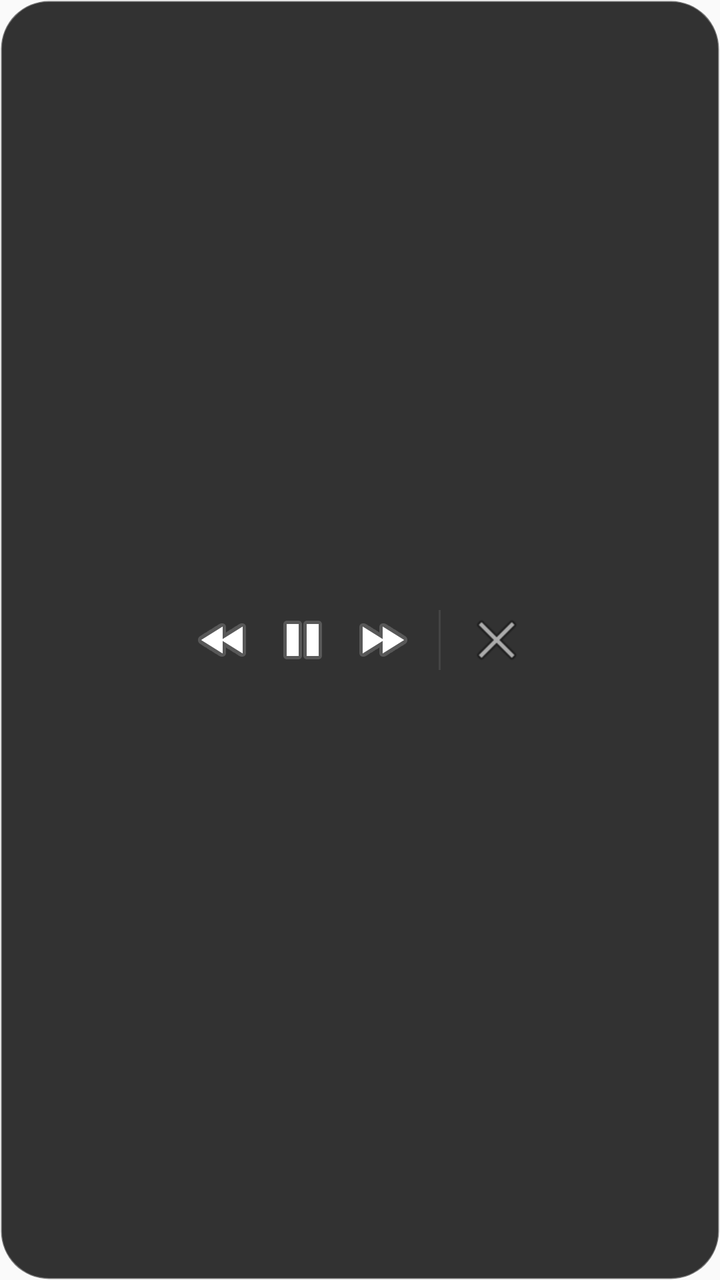
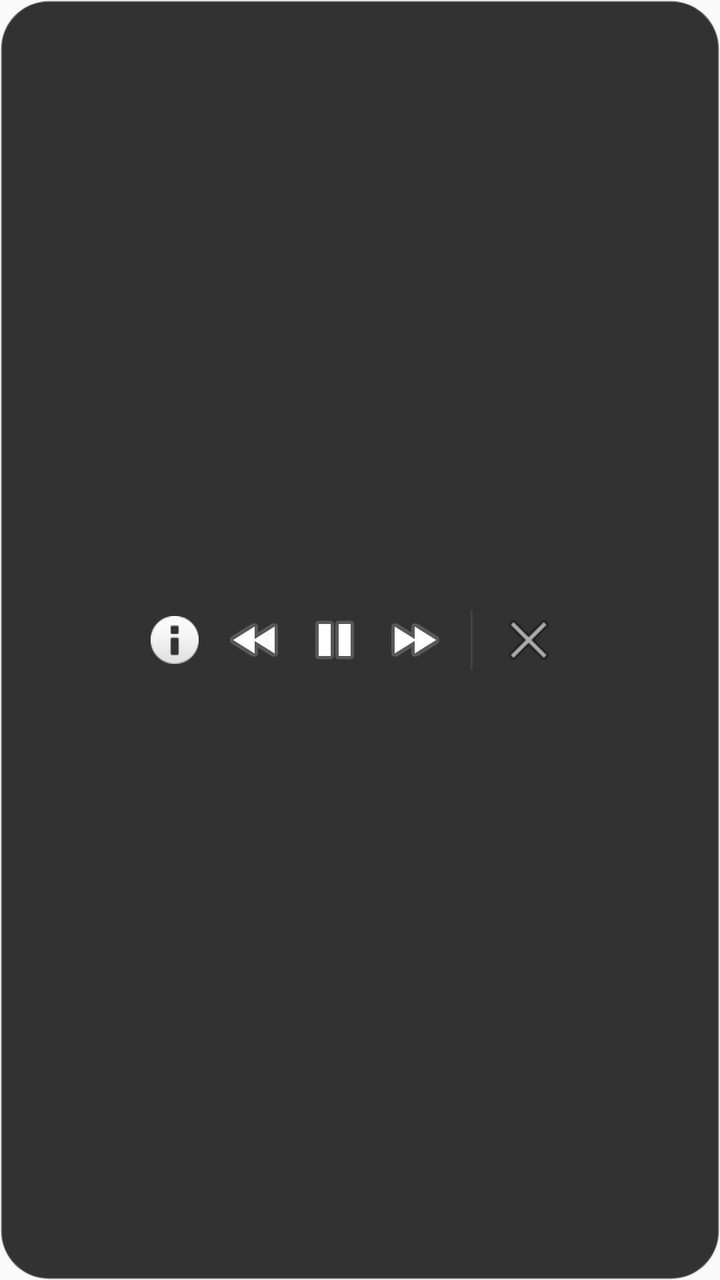

The first picture is an Android layout as it rendered before a commit; the second is the same layout after the commit. The layout source and the unified diff follow.
<!-- AndroidManifest.xml: application theme Theme.LiteReader -->
<!-- res/layout/overlay_auto_scroll.xml -->
<?xml version="1.0" encoding="utf-8"?>
<LinearLayout xmlns:android="http://schemas.android.com/apk/res/android"
    android:layout_width="wrap_content"
    android:layout_height="wrap_content"
    android:orientation="horizontal"
    android:background="@drawable/bg_auto_scroll_pill"
    android:padding="8dp"
    android:elevation="8dp"
    android:gravity="center">

    <ImageButton
        android:id="@+id/btn_slower"
        android:layout_width="40dp"
        android:layout_height="40dp"
        android:src="@android:drawable/ic_media_rew"
        android:background="?android:attr/selectableItemBackground"
        android:contentDescription="Slower" />

    <ImageButton
        android:id="@+id/btn_pause_play"
        android:layout_width="40dp"
        android:layout_height="40dp"
        android:src="@android:drawable/ic_media_pause"
        android:background="?android:attr/selectableItemBackground"
        android:contentDescription="Pause/Play" />

    <ImageButton
        android:id="@+id/btn_faster"
        android:layout_width="40dp"
        android:layout_height="40dp"
        android:src="@android:drawable/ic_media_ff"
        android:background="?android:attr/selectableItemBackground"
        android:contentDescription="Faster" />

    <View
        android:layout_width="1dp"
        android:layout_height="30dp"
        android:layout_marginHorizontal="8dp"
        android:background="#444444" />

    <ImageButton
        android:id="@+id/btn_exit"
        android:layout_width="40dp"
        android:layout_height="40dp"
        android:src="@android:drawable/ic_menu_close_clear_cancel"
        android:background="?android:attr/selectableItemBackground"
        android:contentDescription="Exit" />

</LinearLayout>
<!-- resources referenced by this layout -->
<resources>
  <!-- drawable bg_auto_scroll_pill (drawable) -->
  <?xml version="1.0" encoding="utf-8"?>
  <shape xmlns:android="http://schemas.android.com/apk/res/android"
      android:shape="rectangle">
      <corners android:radius="24dp" />
      <solid android:color="#CC000000" />
      <stroke android:width="1dp" android:color="#55FFFFFF" />
  </shape>
  <style name="Theme.LiteReader" parent="android:Theme.Material.Light.NoActionBar" />
</resources>

<!-- the commit's change to res/layout/overlay_auto_scroll.xml (unified diff, before → after) -->
@@ -7,6 +7,14 @@
     android:padding="8dp"
     android:elevation="8dp"
     android:gravity="center">
+
+    <ImageView
+        android:id="@+id/iv_scroll_indicator"
+        android:layout_width="24dp"
+        android:layout_height="24dp"
+        android:layout_marginEnd="8dp"
+        android:src="@android:drawable/ic_dialog_info"
+        android:contentDescription="Scroll Indicator" />
 
     <ImageButton
         android:id="@+id/btn_slower"
